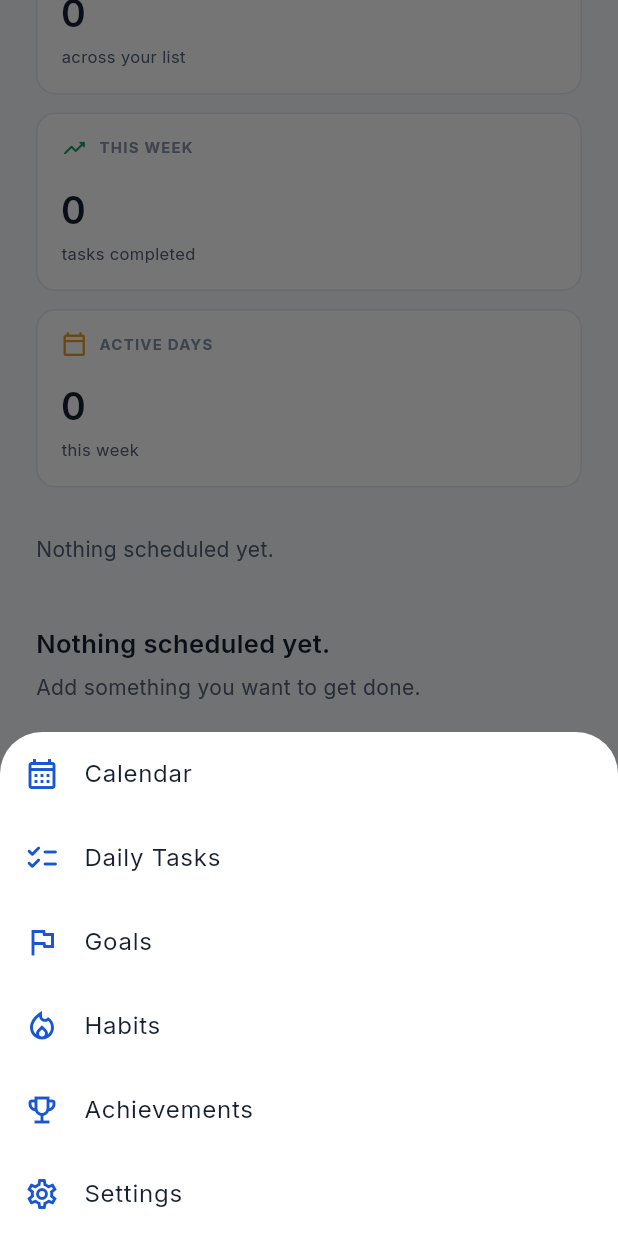
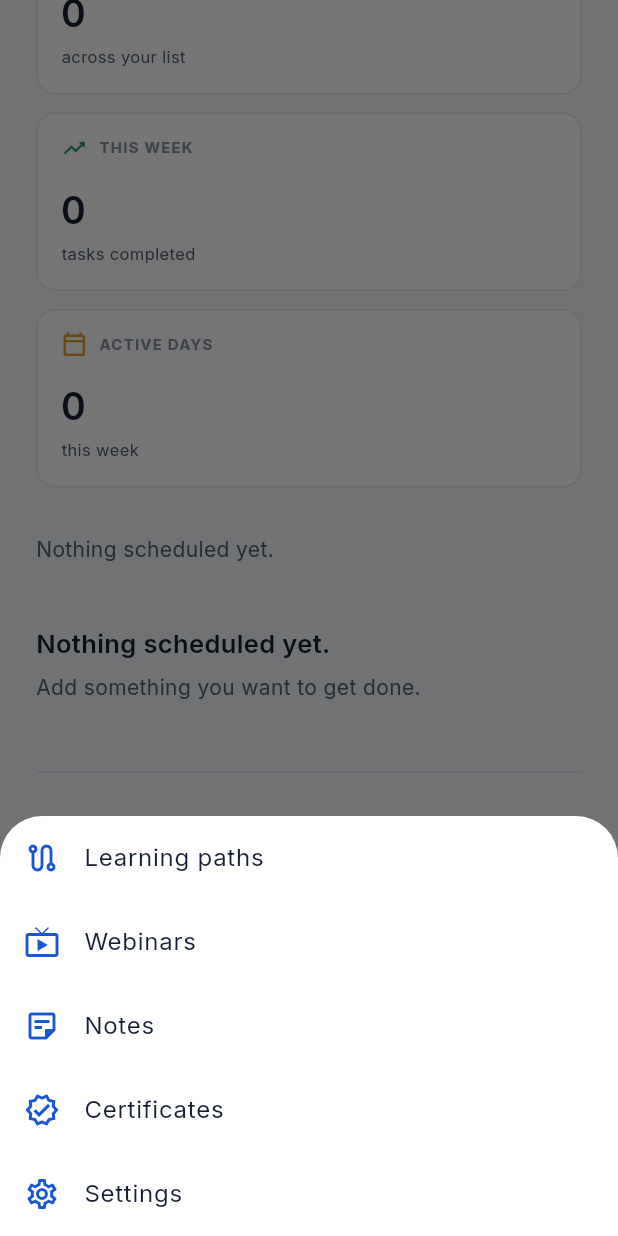
Before and after one commit to kartikpuranik18-glitch/doeet, a Flutter app: the screen it shows once a user with an empty profile is signed in, scrolled down 379 dp, after a tap on "More", on a phone screen of 412 x 824 dp. Run offline on Flutter 3.47's test engine with Material 3 defaults, Android fonts, the phone set to English and light mode, and no system bars; drawn by our look-alikes of fl_chart; our stand-ins replace cloud_firestore, cloud_functions, firebase_auth, firebase_core, flutter_animate, flutter_markdown and 9 more; accounts and stored records are empty; statements that could not run were skipped.

Commit message:
feat: add focused learning toolkit and career prototypes

```diff
--- a/lib/app/main_scaffold.dart
+++ b/lib/app/main_scaffold.dart
@@ -17,30 +17,27 @@ class MainScaffold extends StatelessWidget {
 
   static const _items = <_NavItem>[
     _NavItem('Learn', Icons.school_outlined, '/learn'),
-    _NavItem('My plan', Icons.grid_view_rounded, '/home'),
-    _NavItem('Notes', Icons.edit_note_rounded, '/notes'),
-    _NavItem('Progress', Icons.auto_graph_rounded, '/analytics'),
+    _NavItem('Courses', Icons.menu_book_rounded, '/courses'),
+    _NavItem('Practice', Icons.bolt_outlined, '/learning/practice'),
+    _NavItem('Projects', Icons.folder_copy_outlined, '/learning/projects'),
     _NavItem('Settings', Icons.settings_outlined, '/settings'),
   ];
   static const _workspaceItems = <_NavItem>[
     _NavItem('Discover', Icons.explore_outlined, '/learn'),
     _NavItem('My learning', Icons.menu_book_rounded, '/courses'),
-    _NavItem('Study plan', Icons.grid_view_rounded, '/home'),
-    _NavItem('Calendar', Icons.calendar_month_outlined, '/calendar'),
-    _NavItem('Daily Tasks', Icons.checklist_rounded, '/tasks'),
-    _NavItem('Goals', Icons.flag_outlined, '/goals'),
+    _NavItem('Learning paths', Icons.route_outlined, '/learning/paths'),
+    _NavItem('Practice lab', Icons.bolt_outlined, '/learning/practice'),
+    _NavItem('Projects', Icons.folder_copy_outlined, '/learning/projects'),
+    _NavItem('Webinars', Icons.live_tv_outlined, '/learning/webinars'),
     _NavItem('Notes', Icons.sticky_note_2_outlined, '/notes'),
-    _NavItem('Habits', Icons.local_fire_department_outlined, '/habits'),
-    _NavItem('Progress', Icons.auto_graph_rounded, '/analytics'),
-    _NavItem('Achievements', Icons.workspace_premium_outlined, '/badges'),
+    _NavItem('Certificates', Icons.verified_outlined, '/learning/certificates'),
     _NavItem('Settings', Icons.settings_outlined, '/settings'),
   ];
   static const _mobileMoreItems = <_NavItem>[
-    _NavItem('Calendar', Icons.calendar_month_outlined, '/calendar'),
-    _NavItem('Daily Tasks', Icons.checklist_rounded, '/tasks'),
-    _NavItem('Goals', Icons.flag_outlined, '/goals'),
-    _NavItem('Habits', Icons.local_fire_department_outlined, '/habits'),
-    _NavItem('Achievements', Icons.emoji_events_outlined, '/badges'),
+    _NavItem('Learning paths', Icons.route_outlined, '/learning/paths'),
+    _NavItem('Webinars', Icons.live_tv_outlined, '/learning/webinars'),
+    _NavItem('Notes', Icons.sticky_note_2_outlined, '/notes'),
+    _NavItem('Certificates', Icons.verified_outlined, '/learning/certificates'),
     _NavItem('Settings', Icons.settings_outlined, '/settings'),
   ];
 
@@ -86,13 +83,9 @@ class MainScaffold extends StatelessWidget {
     if (location.startsWith('/learn') || location.startsWith('/course') || location.startsWith('/player')) {
       return 0;
     }
-    if (location.startsWith('/home')) return 1;
-    if (location == '/calendar' ||
-        location == '/tasks' ||
-        location == '/goals' ||
-        location == '/habits') return 1;
-    if (location.startsWith('/note')) return 2;
-    if (location.startsWith('/analytics')) return 3;
+    if (location.startsWith('/courses')) return 1;
+    if (location.startsWith('/learning/practice')) return 2;
+    if (location.startsWith('/learning/projects')) return 3;
     return 4;
   }
 }
@@ -268,6 +261,11 @@ class _Topbar extends StatelessWidget {
       _ when location.startsWith('/home') => 'Dashboard',
       _ when location.startsWith('/course') || location.startsWith('/player') =>
         'Learn',
+      _ when location.startsWith('/learning/paths') => 'Learning paths',
+      _ when location.startsWith('/learning/practice') => 'Practice lab',
+      _ when location.startsWith('/learning/projects') => 'Projects',
+      _ when location.startsWith('/learning/webinars') => 'Webinars',
+      _ when location.startsWith('/learning/certificates') => 'Certificates',
       _ when location.startsWith('/learn') => 'Learning',
       _ when location.startsWith('/notes') => 'Notes',
       _ when location.startsWith('/analytics') => switch (requestedSection) {
```
